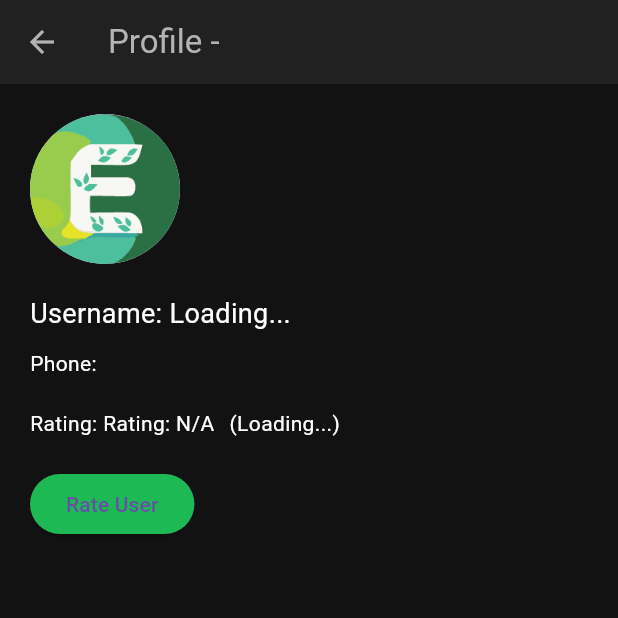
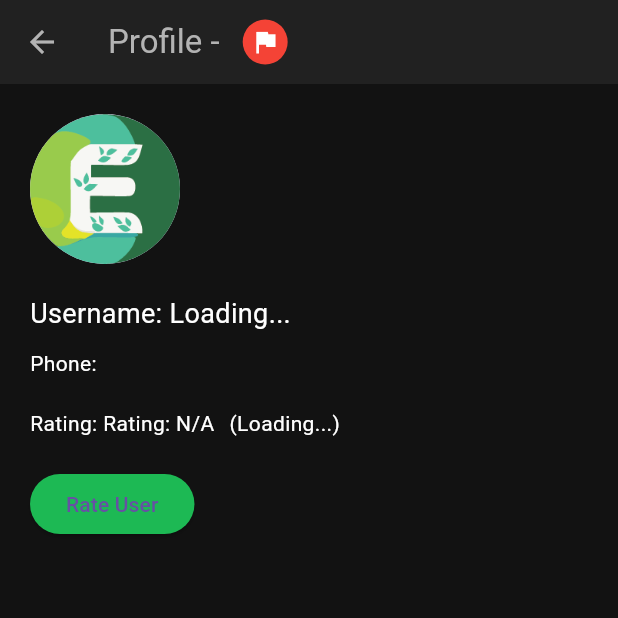
Before and after one commit to asaintpi/Eco_Connect115A, a Flutter app: the ViewProfilePage screen opened directly with empty values, on a phone screen of 412 x 824 dp, the top half of it. Run offline on Flutter 3.47's test engine with Material 3 defaults, Android fonts, the phone set to English and light mode, and no system bars; our stand-ins replace cloud_firestore, firebase_auth, firebase_core, firebase_database, firebase_messaging, firebase_storage and 6 more; missing offline and left inert: firebase_auth_platform_interface; accounts and stored records are empty.

Commit message:
report users from view profile

```diff
--- a/lib/view_profile.dart
+++ b/lib/view_profile.dart
@@ -90,9 +90,28 @@ class _ViewProfilePageState extends State<ViewProfilePage> {
       appBar: AppBar(
         backgroundColor: const Color(0xFF212121),
         iconTheme: IconThemeData(color: const Color(0xFFB3B3B3)),
-        title: Text(
-          'Profile - ${widget.otherUserPhone}',
-          style: TextStyle(color: const Color(0xFFB3B3B3)),
+        title: Row(
+          children: [
+            Text(
+              'Profile - ${widget.otherUserPhone}',
+              style: TextStyle(color: const Color(0xFFB3B3B3)),
+            ),
+            SizedBox(width: 10),
+            GestureDetector(
+              onTap: () {
+                _reportUser(widget.otherUserPhone);
+              },
+              child: CircleAvatar(
+                radius: 15,
+                backgroundColor: Colors.red,
+                child: Icon(
+                  Icons.flag,
+                  color: Colors.white,
+                  size: 20,
+                ),
+              ),
+            ),
+          ],
         ),
       ),
       backgroundColor: const Color(0xFF121212),
@@ -143,6 +162,11 @@ class _ViewProfilePageState extends State<ViewProfilePage> {
       ),
     );
   }
+
+  void _reportUser(String userPhone) {
+    // TODO: Implement user reporting functionality
+    print('Reported user: $userPhone');
+  }
 }
 
 class RatingBar extends StatelessWidget {
```
